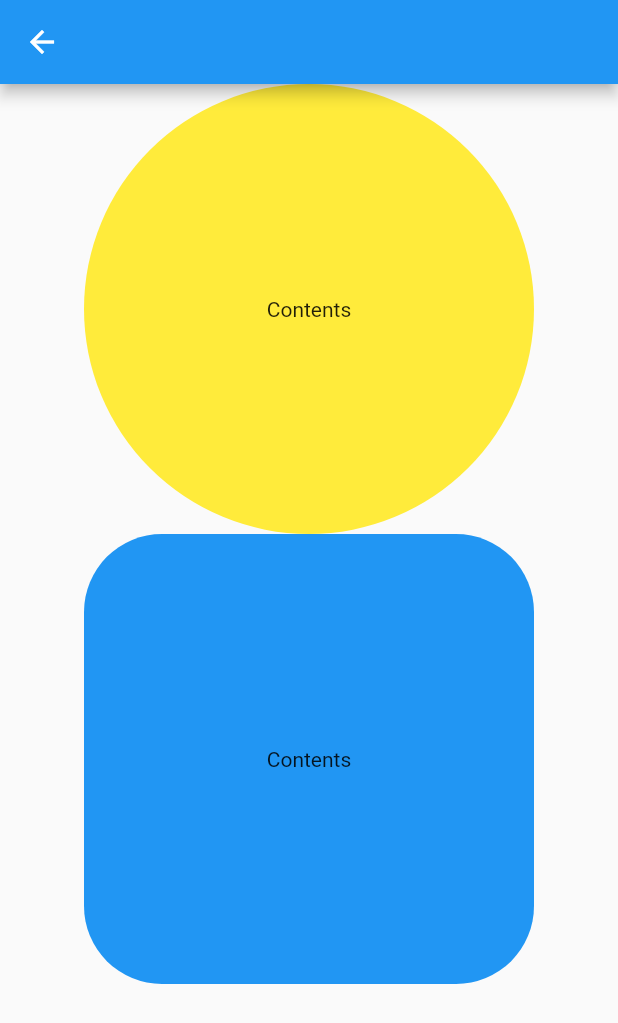
After one commit to Jamescode7/flutter_exercism, a Flutter app: the screen it shows after launch, after a tap on "clipRRect Widget", on a phone screen of 412 x 824 dp. The commit adds this screen. Shown: the top 1023 px of the screen. Run offline on Flutter 3.47's test engine with Material 2 defaults, Android fonts, the phone set to English and light mode, and no system bars; our stand-ins replace dio, flutter_secure_storage; network calls fail.

Commit message:
exercism 23.01.30

```diff
--- a/lib/home.dart
+++ b/lib/home.dart
@@ -1,7 +1,10 @@
 import 'package:flutter/material.dart';
-import 'package:flutter_exercism/appbar_bottom_navi_screen.dart';
-import 'package:flutter_exercism/base64_encoding_screen.dart';
-import 'package:flutter_exercism/secure_storage_screen.dart';
+import 'package:flutter_exercism/model/use_enum.dart';
+import 'package:flutter_exercism/view/appbar_bottom_navi_screen.dart';
+import 'package:flutter_exercism/model/base64_encoding_screen.dart';
+import 'package:flutter_exercism/model/secure_storage_screen.dart';
+import 'package:flutter_exercism/view/clip_r_rect_screen.dart';
+import 'package:flutter_exercism/view/use_future_builder.dart';
 
 class Home extends StatelessWidget {
   const Home({Key? key}) : super(key: key);
@@ -38,7 +41,31 @@ class Home extends StatelessWidget {
               );
             },
             child: Text('Appbar & BotoomNavi'),
-          )
+          ),
+          ElevatedButton(
+            onPressed: () {
+              Navigator.of(context).push(
+                  MaterialPageRoute(builder: (_) => ClipRRectScreen(),)
+              );
+            },
+            child: Text('clipRRect Widget'),
+          ),
+          ElevatedButton(
+            onPressed: () {
+              Navigator.of(context).push(
+                  MaterialPageRoute(builder: (_) => UseFutureBuilder(),)
+              );
+            },
+            child: Text('Use Future Builder'),
+          ),
+          ElevatedButton(
+            onPressed: () {
+              Navigator.of(context).push(
+                  MaterialPageRoute(builder: (_) => UseEnum(),)
+              );
+            },
+            child: Text('Use enum'),
+          ),
         ],
       )),
     );
--- /dev/null
+++ b/lib/view/clip_r_rect_screen.dart
@@ -0,0 +1,38 @@
+import 'package:flutter/material.dart';
+
+class ClipRRectScreen extends StatelessWidget {
+  const ClipRRectScreen({Key? key}) : super(key: key);
+
+  @override
+  Widget build(BuildContext context) {
+    return Scaffold(
+      appBar: AppBar(),
+      body: Center(
+        child: Column(
+          children: [
+            ClipRRect(
+              borderRadius: BorderRadius.circular(152.0),
+              child: Container(
+                color: Colors.yellow,
+                width: 300,
+                height: 300,
+                child: Center(child: Text('Contents')),
+              )
+
+            ),
+            ClipRRect(
+                borderRadius: BorderRadius.circular(52.0),
+                child: Container(
+                  color: Colors.blue,
+                  width: 300,
+                  height: 300,
+                  child: Center(child: Text('Contents')),
+                )
+
+            ),
+          ],
+        ),
+      ),
+    );
+  }
+}
```
Also changed, not shown: lib/model/use_enum.dart (added, +39 -0 lines), lib/view/use_future_builder.dart (added, +53 -0 lines), lib/model/base64_encoding_screen.dart (renamed from lib/base64_encoding_screen.dart), lib/model/secure_storage_screen.dart (renamed from lib/secure_storage_screen.dart), lib/view/appbar_bottom_navi_screen.dart (renamed from lib/appbar_bottom_navi_screen.dart).
